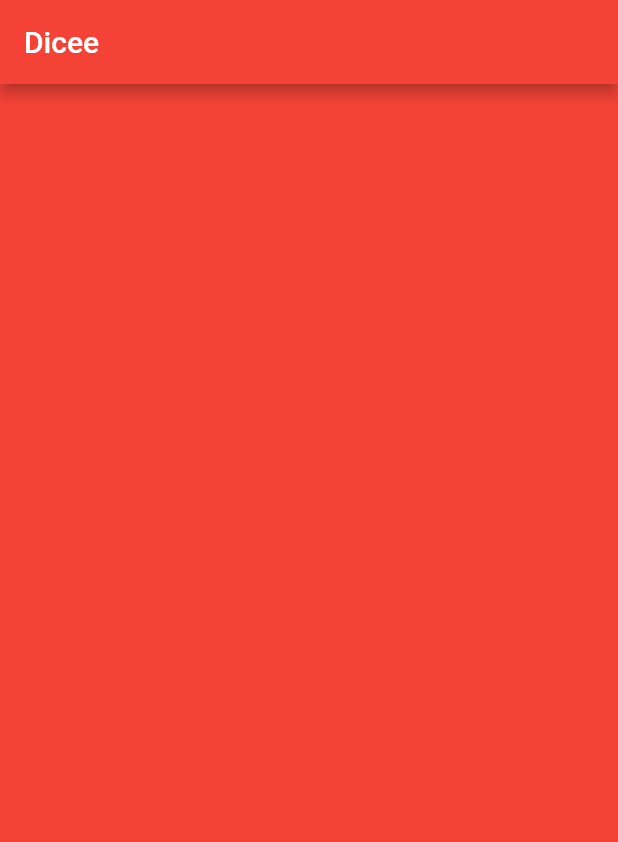
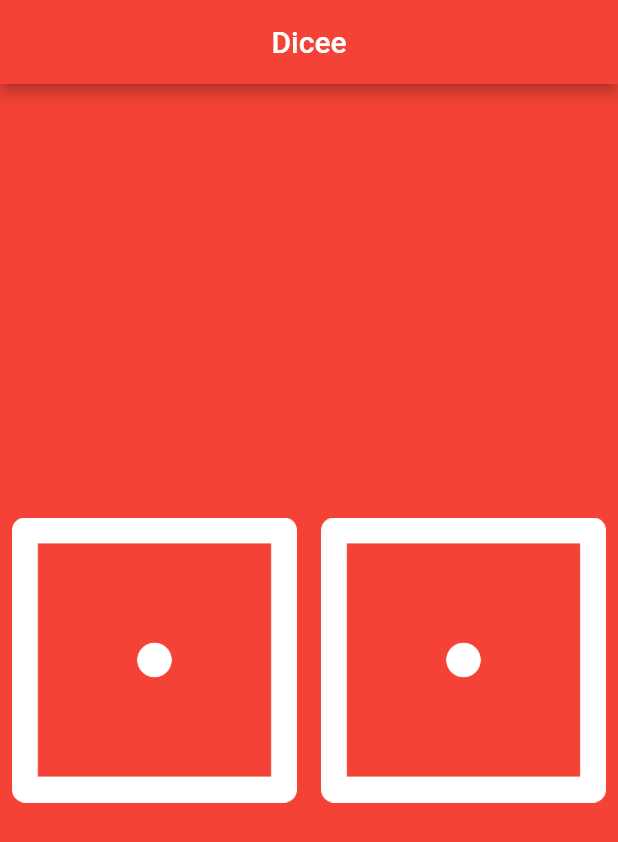
Before and after one commit to londonappbrewery/dicee-flutter, a Flutter app: the screen it shows after launch, on a phone screen of 412 x 824 dp. Shown: the top 842 px of the screen. Run offline on Flutter 3.47's test engine with Material 2 defaults, Android fonts, the phone set to English and light mode, and no system bars.

Commit message:
New version

```diff
--- a/lib/main.dart
+++ b/lib/main.dart
@@ -1,3 +1,5 @@
+import 'dart:math';
+
 import 'package:flutter/material.dart';
 
 void main() {
@@ -6,6 +8,7 @@ void main() {
       home: Scaffold(
         backgroundColor: Colors.red,
         appBar: AppBar(
+          centerTitle: true,
           title: Text('Dicee'),
           backgroundColor: Colors.red,
         ),
@@ -15,9 +18,48 @@ void main() {
   );
 }
 
-class DicePage extends StatelessWidget {
+class DicePage extends StatefulWidget {
+  @override
+  _DicePageState createState() => _DicePageState();
+}
+
+class _DicePageState extends State<DicePage> {
+  int leftDiceNumber = 1, rightDiceNumber = 1;
+  int randomNumb() {
+    int a = 1 + Random().nextInt(6);
+    return a;
+  }
+
+  void changeNumb() {
+    setState(() {
+      leftDiceNumber = randomNumb();
+      rightDiceNumber = randomNumb();
+    });
+  }
+
   @override
   Widget build(BuildContext context) {
-    return Container();
+    return Center(
+      child: Row(
+        children: <Widget>[
+          Expanded(
+            child: TextButton(
+              onPressed: () {
+                changeNumb();
+              },
+              child: Image.asset('images/dice$leftDiceNumber.png'),
+            ),
+          ),
+          Expanded(
+            child: TextButton(
+              onPressed: () {
+                changeNumb();
+              },
+              child: Image.asset('images/dice$rightDiceNumber.png'),
+            ),
+          ),
+        ],
+      ),
+    );
   }
 }
```
Also changed, not shown: 1 other file.
